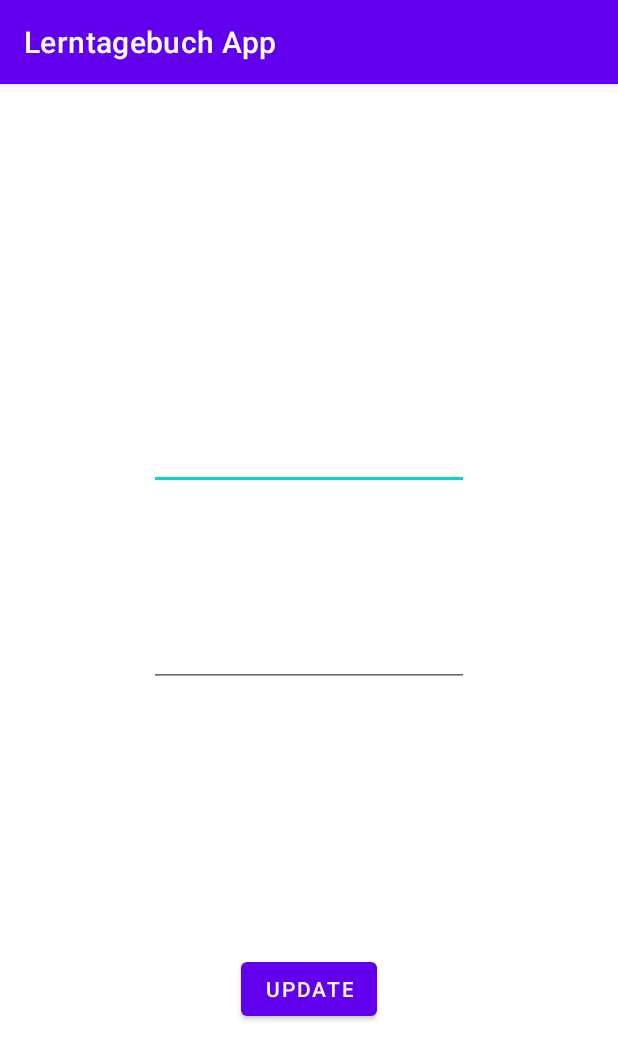
After one commit to bolatSeref/LerntagebuchApp, an Android app: the UpdateNoteActivity screen opened directly, with no data from a screen before it, on a phone screen of 412 x 824 dp. The commit adds this screen. Shown: the top 1060 px of the screen. Run offline under Robolectric (Android 15) with nearby library versions, the phone set to English and light mode, and no system bars; Roboto replaces fonts that are not available here.

Commit message:
add note and update note is added

```diff
--- /dev/null
+++ b/app/src/main/java/com/creactivestudio/lerntagebuchapp/note/UpdateNoteActivity.java
@@ -0,0 +1,16 @@
+package com.creactivestudio.lerntagebuchapp.note;
+
+import androidx.appcompat.app.AppCompatActivity;
+
+import android.os.Bundle;
+
+import com.creactivestudio.lerntagebuchapp.R;
+
+public class UpdateNoteActivity extends AppCompatActivity {
+
+    @Override
+    protected void onCreate(Bundle savedInstanceState) {
+        super.onCreate(savedInstanceState);
+        setContentView(R.layout.activity_update_note);
+    }
+}
--- /dev/null
+++ b/app/src/main/res/layout/activity_update_note.xml
@@ -0,0 +1,43 @@
+<?xml version="1.0" encoding="utf-8"?>
+<androidx.constraintlayout.widget.ConstraintLayout xmlns:android="http://schemas.android.com/apk/res/android"
+    xmlns:app="http://schemas.android.com/apk/res-auto"
+    xmlns:tools="http://schemas.android.com/tools"
+    android:layout_width="match_parent"
+    android:layout_height="match_parent"
+    tools:context=".note.UpdateNoteActivity">
+
+    <EditText
+        android:id="@+id/etNoteTitleUpdate"
+        android:layout_width="wrap_content"
+        android:layout_height="wrap_content"
+        android:layout_marginTop="225dp"
+        android:ems="10"
+        android:inputType="textPersonName"
+        app:layout_constraintEnd_toEndOf="parent"
+        app:layout_constraintHorizontal_bias="0.5"
+        app:layout_constraintStart_toStartOf="parent"
+        app:layout_constraintTop_toTopOf="parent" />
+
+    <EditText
+        android:id="@+id/etNoteTextUpdate"
+        android:layout_width="wrap_content"
+        android:layout_height="wrap_content"
+        android:layout_marginTop="86dp"
+        android:ems="10"
+        android:inputType="textPersonName"
+        app:layout_constraintEnd_toEndOf="parent"
+        app:layout_constraintHorizontal_bias="0.5"
+        app:layout_constraintStart_toStartOf="parent"
+        app:layout_constraintTop_toBottomOf="@+id/etNoteTitleUpdate" />
+
+    <Button
+        android:id="@+id/btnUpdateNote"
+        android:layout_width="wrap_content"
+        android:layout_height="wrap_content"
+        android:layout_marginTop="177dp"
+        android:text="@string/update"
+        app:layout_constraintEnd_toEndOf="parent"
+        app:layout_constraintHorizontal_bias="0.5"
+        app:layout_constraintStart_toStartOf="parent"
+        app:layout_constraintTop_toBottomOf="@+id/etNoteTextUpdate" />
+</androidx.constraintlayout.widget.ConstraintLayout>
--- a/app/src/main/res/layout/activity_view_all_notes.xml
+++ b/app/src/main/res/layout/activity_view_all_notes.xml
@@ -20,6 +20,7 @@
 
     <androidx.recyclerview.widget.RecyclerView
         android:id="@+id/rvNotes"
+        android:paddingTop="?attr/actionBarSize"
         android:layout_width="798dp"
         android:layout_height="1278dp"
         app:layout_constraintBottom_toBottomOf="parent"
--- a/app/src/main/res/values/strings.xml
+++ b/app/src/main/res/values/strings.xml
@@ -7,6 +7,7 @@
     <string name="start">Start</string>
     <string name="start_zu_lernen">Start zu Lernen</string>
     <string name="meine_notizen">Meine Notizen</string>
+    <string name="update">Update</string>
 
     <string-array name="mathe_themen">
         <item>Rechengrundlagen</item>
```
Also changed, not shown: app/src/main/AndroidManifest.xml (+8 -4 lines), app/src/main/java/com/creactivestudio/lerntagebuchapp/note/CustomNoteRvAdapter.java (added, +77 -0 lines), app/src/main/java/com/creactivestudio/lerntagebuchapp/note/ViewAllNotesActivity.java (+41 -0 lines), app/src/main/java/com/creactivestudio/lerntagebuchapp/sqlite/DatabaseHelper.java (+15 -0 lines), app/src/main/res/layout/note_rv_item.xml (added, +50 -0 lines).
